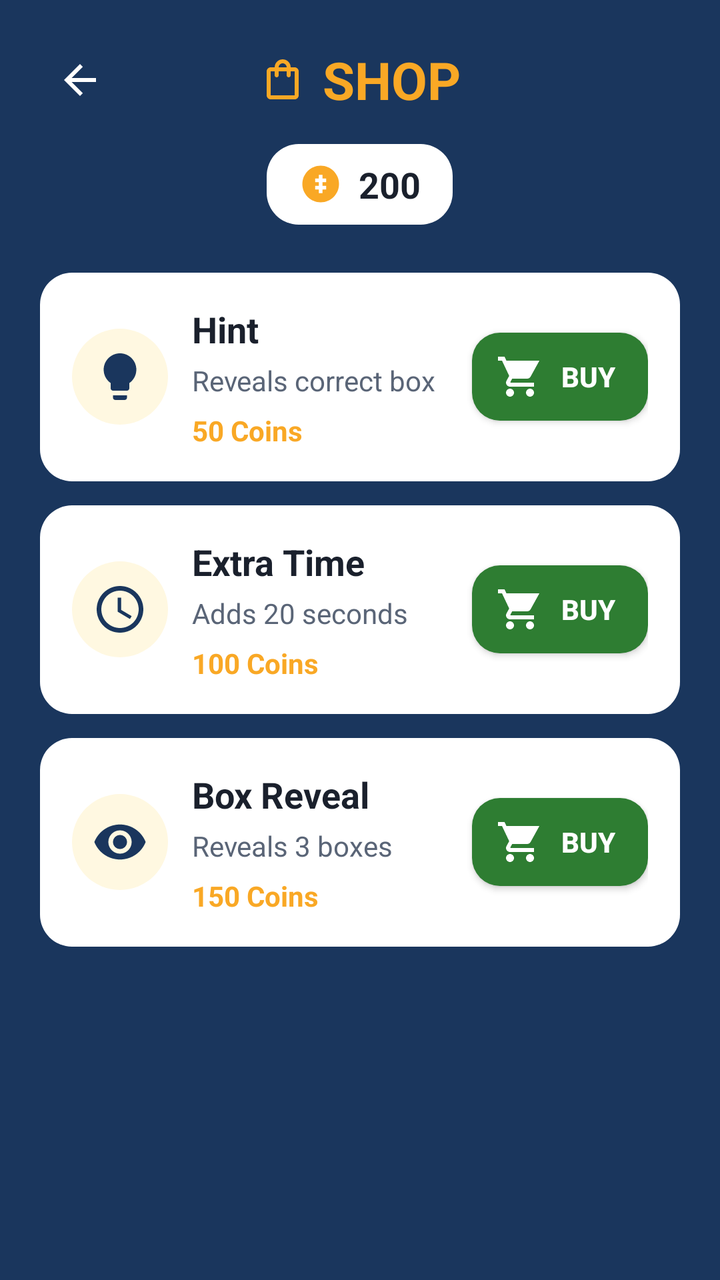
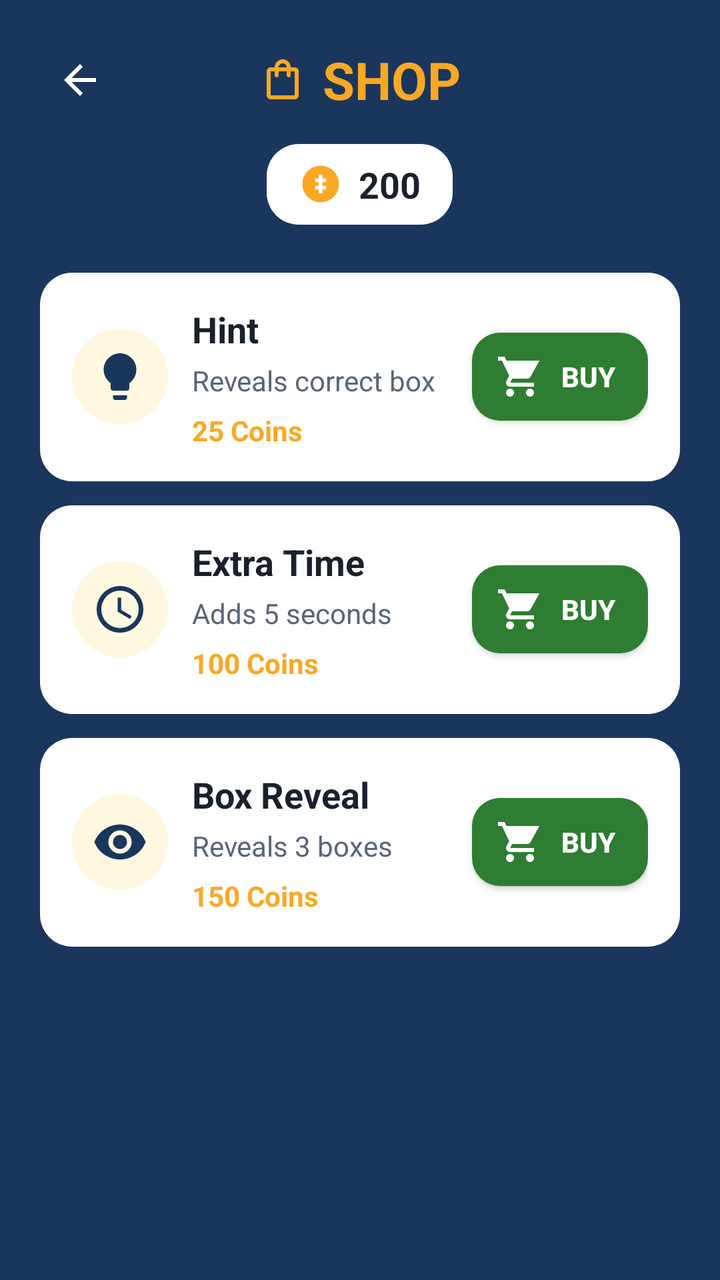

Screens rendered from an Android XML layout before and after an edit, with the pre-edit source and the edit as a unified diff.
<!-- AndroidManifest.xml: application theme Theme.BoxSelector -->
<!-- res/layout/activity_shop.xml -->
<?xml version="1.0" encoding="utf-8"?>
<LinearLayout xmlns:android="http://schemas.android.com/apk/res/android"
    android:layout_width="match_parent"
    android:layout_height="match_parent"
    android:background="@color/deep_blue"
    android:orientation="vertical"
    android:padding="20dp">

    
    <RelativeLayout
        android:layout_width="match_parent"
        android:layout_height="wrap_content">

        <ImageButton
            android:id="@+id/btnBack"
            android:layout_width="40dp"
            android:layout_height="40dp"
            android:layout_alignParentStart="true"
            android:layout_centerVertical="true"
            android:background="@color/transparent"
            android:contentDescription="@string/home"
            android:src="@drawable/ic_back" />

        <TextView
            android:id="@+id/tvShopTitle"
            android:layout_width="wrap_content"
            android:layout_height="wrap_content"
            android:layout_centerInParent="true"
            android:drawableStart="@drawable/ic_shop"
            android:drawablePadding="8dp"
            android:drawableTint="@color/yellow_accent"
            android:gravity="center"
            android:text="SHOP"
            android:textColor="@color/yellow_accent"
            android:textSize="26sp"
            android:textStyle="bold" />
    </RelativeLayout>

    <LinearLayout
        android:layout_width="wrap_content"
        android:layout_height="wrap_content"
        android:layout_gravity="center_horizontal"
        android:layout_marginTop="12dp"
        android:background="@drawable/bg_card"
        android:gravity="center_vertical"
        android:paddingStart="16dp"
        android:paddingTop="8dp"
        android:paddingEnd="16dp"
        android:paddingBottom="8dp">

        <ImageView
            android:layout_width="22dp"
            android:layout_height="22dp"
            android:contentDescription="@string/coins"
            android:src="@drawable/ic_coin" />

        <TextView
            android:id="@+id/tvCoins"
            android:layout_width="wrap_content"
            android:layout_height="wrap_content"
            android:layout_marginStart="8dp"
            android:text="200"
            android:textColor="@color/text_dark"
            android:textSize="18sp"
            android:textStyle="bold" />
    </LinearLayout>

    
    <LinearLayout
        android:id="@+id/cardHint"
        android:layout_width="match_parent"
        android:layout_height="wrap_content"
        android:layout_marginTop="24dp"
        android:background="@drawable/bg_card"
        android:gravity="center_vertical"
        android:orientation="horizontal"
        android:padding="16dp">

        <ImageView
            android:layout_width="48dp"
            android:layout_height="48dp"
            android:layout_marginEnd="12dp"
            android:background="@drawable/bg_icon_circle"
            android:contentDescription="@string/hint"
            android:padding="10dp"
            android:src="@drawable/ic_hint" />

        <LinearLayout
            android:layout_width="0dp"
            android:layout_height="wrap_content"
            android:layout_weight="1"
            android:orientation="vertical">

            <TextView
                android:id="@+id/tvHintName"
                android:layout_width="wrap_content"
                android:layout_height="wrap_content"
                android:text="Hint"
                android:textColor="@color/text_dark"
                android:textSize="18sp"
                android:textStyle="bold" />

            <TextView
                android:id="@+id/tvHintDesc"
                android:layout_width="wrap_content"
                android:layout_height="wrap_content"
                android:layout_marginTop="4dp"
                android:text="Reveals correct box"
                android:textColor="@color/text_gray"
                android:textSize="14sp" />

            <TextView
                android:id="@+id/tvHintCost"
                android:layout_width="wrap_content"
                android:layout_height="wrap_content"
                android:layout_marginTop="6dp"
                android:text="50 Coins"
                android:textColor="@color/yellow_accent"
                android:textSize="14sp"
                android:textStyle="bold" />
        </LinearLayout>

        <Button
            android:id="@+id/btnBuyHint"
            android:layout_width="88dp"
            android:layout_height="44dp"
            android:background="@drawable/bg_button_green"
            android:drawableStart="@drawable/ic_cart"
            android:drawablePadding="4dp"
            android:gravity="center"
            android:paddingStart="12dp"
            android:paddingEnd="12dp"
            android:text="@string/buy"
            android:textColor="@color/white"
            android:textStyle="bold" />
    </LinearLayout>

    
    <LinearLayout
        android:id="@+id/cardExtraTime"
        android:layout_width="match_parent"
        android:layout_height="wrap_content"
        android:layout_marginTop="12dp"
        android:background="@drawable/bg_card"
        android:gravity="center_vertical"
        android:orientation="horizontal"
        android:padding="16dp">

        <ImageView
            android:layout_width="48dp"
            android:layout_height="48dp"
            android:layout_marginEnd="12dp"
            android:background="@drawable/bg_icon_circle"
            android:contentDescription="@string/extra_time"
            android:padding="10dp"
            android:src="@drawable/ic_time" />

        <LinearLayout
            android:layout_width="0dp"
            android:layout_height="wrap_content"
            android:layout_weight="1"
            android:orientation="vertical">

            <TextView
                android:id="@+id/tvExtraTimeName"
                android:layout_width="wrap_content"
                android:layout_height="wrap_content"
                android:text="Extra Time"
                android:textColor="@color/text_dark"
                android:textSize="18sp"
                android:textStyle="bold" />

            <TextView
                android:id="@+id/tvExtraTimeDesc"
                android:layout_width="wrap_content"
                android:layout_height="wrap_content"
                android:layout_marginTop="4dp"
                android:text="Adds 20 seconds"
                android:textColor="@color/text_gray"
                android:textSize="14sp" />

            <TextView
                android:id="@+id/tvExtraTimeCost"
                android:layout_width="wrap_content"
                android:layout_height="wrap_content"
                android:layout_marginTop="6dp"
                android:text="100 Coins"
                android:textColor="@color/yellow_accent"
                android:textSize="14sp"
                android:textStyle="bold" />
        </LinearLayout>

        <Button
            android:id="@+id/btnBuyExtraTime"
            android:layout_width="88dp"
            android:layout_height="44dp"
            android:background="@drawable/bg_button_green"
            android:drawableStart="@drawable/ic_cart"
            android:drawablePadding="4dp"
            android:gravity="center"
            android:paddingStart="12dp"
            android:paddingEnd="12dp"
            android:text="@string/buy"
            android:textColor="@color/white"
            android:textStyle="bold" />
    </LinearLayout>

    
    <LinearLayout
        android:id="@+id/cardBoxReveal"
        android:layout_width="match_parent"
        android:layout_height="wrap_content"
        android:layout_marginTop="12dp"
        android:background="@drawable/bg_card"
        android:gravity="center_vertical"
        android:orientation="horizontal"
        android:padding="16dp">

        <ImageView
            android:layout_width="48dp"
            android:layout_height="48dp"
            android:layout_marginEnd="12dp"
            android:background="@drawable/bg_icon_circle"
            android:contentDescription="@string/box_reveal"
            android:padding="10dp"
            android:src="@drawable/ic_reveal" />

        <LinearLayout
            android:layout_width="0dp"
            android:layout_height="wrap_content"
            android:layout_weight="1"
            android:orientation="vertical">

            <TextView
                android:id="@+id/tvBoxRevealName"
                android:layout_width="wrap_content"
                android:layout_height="wrap_content"
                android:text="Box Reveal"
                android:textColor="@color/text_dark"
                android:textSize="18sp"
                android:textStyle="bold" />

            <TextView
                android:id="@+id/tvBoxRevealDesc"
                android:layout_width="wrap_content"
                android:layout_height="wrap_content"
                android:layout_marginTop="4dp"
                android:text="Reveals 3 boxes"
                android:textColor="@color/text_gray"
                android:textSize="14sp" />

            <TextView
                android:id="@+id/tvBoxRevealCost"
                android:layout_width="wrap_content"
                android:layout_height="wrap_content"
                android:layout_marginTop="6dp"
                android:text="150 Coins"
                android:textColor="@color/yellow_accent"
                android:textSize="14sp"
                android:textStyle="bold" />
        </LinearLayout>

        <Button
            android:id="@+id/btnBuyBoxReveal"
            android:layout_width="88dp"
            android:layout_height="44dp"
            android:background="@drawable/bg_button_green"
            android:drawableStart="@drawable/ic_cart"
            android:drawablePadding="4dp"
            android:gravity="center"
            android:paddingStart="12dp"
            android:paddingEnd="12dp"
            android:text="@string/buy"
            android:textColor="@color/white"
            android:textStyle="bold" />
    </LinearLayout>

</LinearLayout>
<!-- resources referenced by this layout -->
<resources>
  <color name="deep_blue">#1A365D</color>
  <color name="text_dark">#1A202C</color>
  <color name="text_gray">#5A6577</color>
  <color name="transparent">#00000000</color>
  <color name="white">#FFFFFF</color>
  <color name="yellow_accent">#F9A825</color>
  <!-- drawable bg_button_green (drawable) -->
  <?xml version="1.0" encoding="utf-8"?>
  <shape xmlns:android="http://schemas.android.com/apk/res/android"
      android:shape="rectangle">
      <solid android:color="@color/green_button" />
      <corners android:radius="14dp" />
  </shape>
  <!-- drawable bg_card (drawable) -->
  <?xml version="1.0" encoding="utf-8"?>
  <shape xmlns:android="http://schemas.android.com/apk/res/android"
      android:shape="rectangle">
      <solid android:color="@color/white" />
      <corners android:radius="16dp" />
  </shape>
  <!-- drawable bg_icon_circle (drawable) -->
  <?xml version="1.0" encoding="utf-8"?>
  <shape xmlns:android="http://schemas.android.com/apk/res/android"
      android:shape="oval">
      <solid android:color="@color/yellow_light" />
      <size
          android:width="48dp"
          android:height="48dp" />
  </shape>
  <!-- drawable ic_back (drawable) -->
  <?xml version="1.0" encoding="utf-8"?>
  <vector xmlns:android="http://schemas.android.com/apk/res/android"
      android:width="24dp"
      android:height="24dp"
      android:viewportWidth="24"
      android:viewportHeight="24">
      <path
          android:fillColor="#FFFFFF"
          android:pathData="M20,11H7.83l5.59,-5.59L12,4l-8,8l8,8l1.41,-1.41L7.83,13H20v-2z" />
  </vector>
  <!-- drawable ic_coin (drawable) -->
  <?xml version="1.0" encoding="utf-8"?>
  <vector xmlns:android="http://schemas.android.com/apk/res/android"
      android:width="24dp"
      android:height="24dp"
      android:viewportWidth="24"
      android:viewportHeight="24">
      <path
          android:fillColor="#F9A825"
          android:pathData="M12,2C6.48,2 2,6.48 2,12s4.48,10 10,10s10,-4.48 10,-10S17.52,2 12,2z" />
      <path
          android:fillColor="#FFFFFF"
          android:pathData="M13,7h-2v2H9v2h2v2H9v2h2v2h2v-2h2v-2h-2v-2h2V9h-2V7z" />
  </vector>
  <!-- drawable ic_hint (drawable) -->
  <?xml version="1.0" encoding="utf-8"?>
  <vector xmlns:android="http://schemas.android.com/apk/res/android"
      android:width="24dp"
      android:height="24dp"
      android:viewportWidth="24"
      android:viewportHeight="24">
      <path
          android:fillColor="#1A365D"
          android:pathData="M9,21c0,0.55 0.45,1 1,1h4c0.55,0 1,-0.45 1,-1v-1H9V21zM12,2C8.14,2 5,5.14 5,9c0,2.38 1.19,4.47 3,5.74V17c0,0.55 0.45,1 1,1h6c0.55,0 1,-0.45 1,-1v-2.26c1.81,-1.27 3,-3.36 3,-5.74C19,5.14 15.86,2 12,2z" />
  </vector>
  <!-- drawable ic_time (drawable) -->
  <?xml version="1.0" encoding="utf-8"?>
  <vector xmlns:android="http://schemas.android.com/apk/res/android"
      android:width="24dp"
      android:height="24dp"
      android:viewportWidth="24"
      android:viewportHeight="24">
      <path
          android:fillColor="#1A365D"
          android:pathData="M11.99,2C6.47,2 2,6.48 2,12s4.47,10 9.99,10C17.52,22 22,17.52 22,12S17.52,2 11.99,2zM12,20c-4.42,0 -8,-3.58 -8,-8s3.58,-8 8,-8s8,3.58 8,8S16.42,20 12,20zM12.5,7H11v6l5.25,3.15l0.75,-1.23l-4.5,-2.67V7z" />
  </vector>
  <string name="box_reveal">Box Reveal</string>
  <string name="buy">BUY</string>
  <string name="coins">Coins</string>
  <string name="extra_time">Extra Time</string>
  <string name="hint">Hint</string>
  <string name="home">Home</string>
  <color name="green_button">#2E7D32</color>
  <color name="yellow_light">#FFF8E1</color>
  <color name="deep_blue_dark">#122844</color>
  <!-- unchanged entries left out for length: 4 -->
</resources>

<!-- the commit's change to res/layout/activity_shop.xml (unified diff, before → after) -->
@@ -114,7 +114,7 @@
                 android:layout_width="wrap_content"
                 android:layout_height="wrap_content"
                 android:layout_marginTop="6dp"
-                android:text="50 Coins"
+                android:text="25 Coins"
                 android:textColor="@color/yellow_accent"
                 android:textSize="14sp"
                 android:textStyle="bold" />
@@ -175,7 +175,7 @@
                 android:layout_width="wrap_content"
                 android:layout_height="wrap_content"
                 android:layout_marginTop="4dp"
-                android:text="Adds 20 seconds"
+                android:text="Adds 5 seconds"
                 android:textColor="@color/text_gray"
                 android:textSize="14sp" />
 
